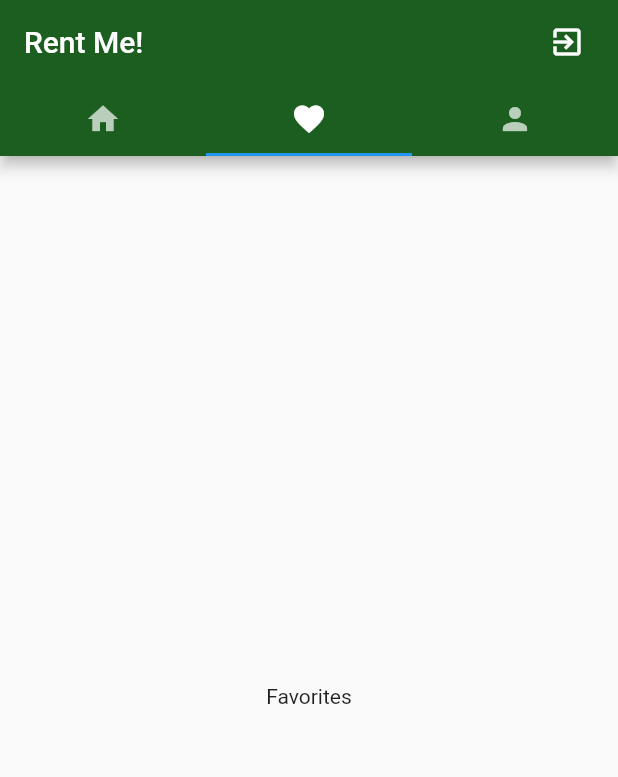
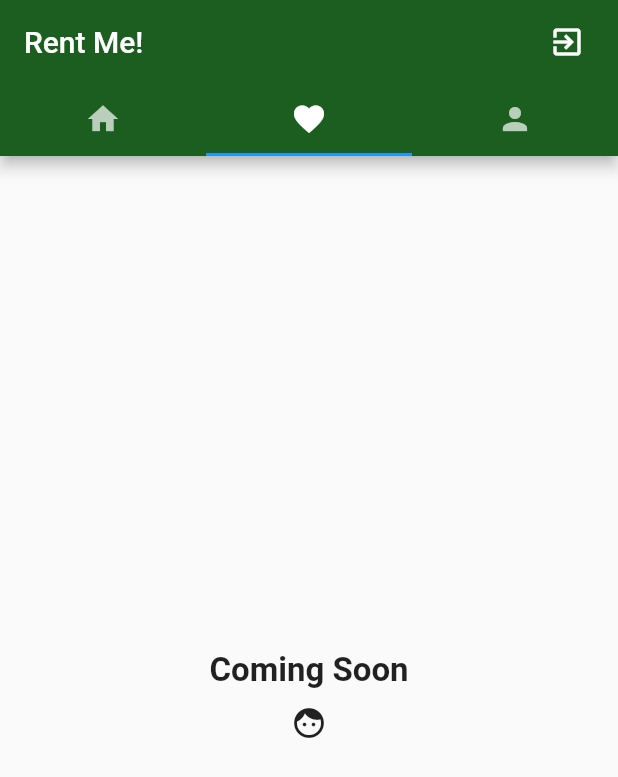
Before and after one commit to abednahouli/Book_Rental, a Flutter app: the screen it shows once a user with an empty profile is signed in, tab 2 chosen, on a phone screen of 412 x 824 dp. Shown: the top 777 px of the screen. Run offline on Flutter 3.47's test engine with Material 2 defaults, Android fonts, the phone set to English and light mode, and no system bars; our stand-ins replace cloud_firestore, firebase_auth, firebase_core, firebase_storage, image_picker; accounts and stored records are empty.

```diff
--- a/lib/main.dart
+++ b/lib/main.dart
@@ -1,3 +1,4 @@
+import 'package:Book_Rental/screens/add_book_screen.dart';
 import 'package:Book_Rental/screens/favorites_screen.dart';
 import 'package:Book_Rental/screens/home_screen.dart';
 import 'package:Book_Rental/screens/profile_screen.dart';
@@ -14,6 +15,7 @@ main() async {
 }
 
 class MyApp extends StatelessWidget {
+  final _tabKey = GlobalKey<ScaffoldState>();
   @override
   Widget build(BuildContext context) {
     return MaterialApp(
@@ -24,6 +26,7 @@ class MyApp extends StatelessWidget {
         builder: (ctx, userSnapshot) {
           if (userSnapshot.hasData) {
             return DefaultTabController(
+              key: _tabKey,
               length: 3,
               child: Scaffold(
                 appBar: AppBar(
@@ -54,6 +57,11 @@ class MyApp extends StatelessWidget {
             );
           }
           return AuthScreen();
-            }));
+        },
+      ),
+      routes: {
+        AddBookScreen.routeName: (ctx) => AddBookScreen(),
+      },
+    );
   }
 }
--- a/lib/screens/favorites_screen.dart
+++ b/lib/screens/favorites_screen.dart
@@ -9,7 +9,17 @@ class _FavoritesScreenState extends State<FavoritesScreen> {
   @override
   Widget build(BuildContext context) {
     return Center(
-      child: Text('Favorites'),
+      child: Column(
+        mainAxisAlignment: MainAxisAlignment.center,
+        children: [
+          Text(
+            'Coming Soon',
+            style: TextStyle(fontSize: 22, fontWeight: FontWeight.bold),
+          ),
+          SizedBox(height: 10),
+          Icon(Icons.face)
+        ],
+      ),
     );
   }
 }
```
Also changed, not shown: lib/screens/add_book_screen.dart (added, +19 -0 lines), lib/screens/home_screen.dart (+12 -2 lines), lib/screens/profile_screen.dart (+39 -29 lines). Lines whose indentation alone changed are shown as unchanged.
